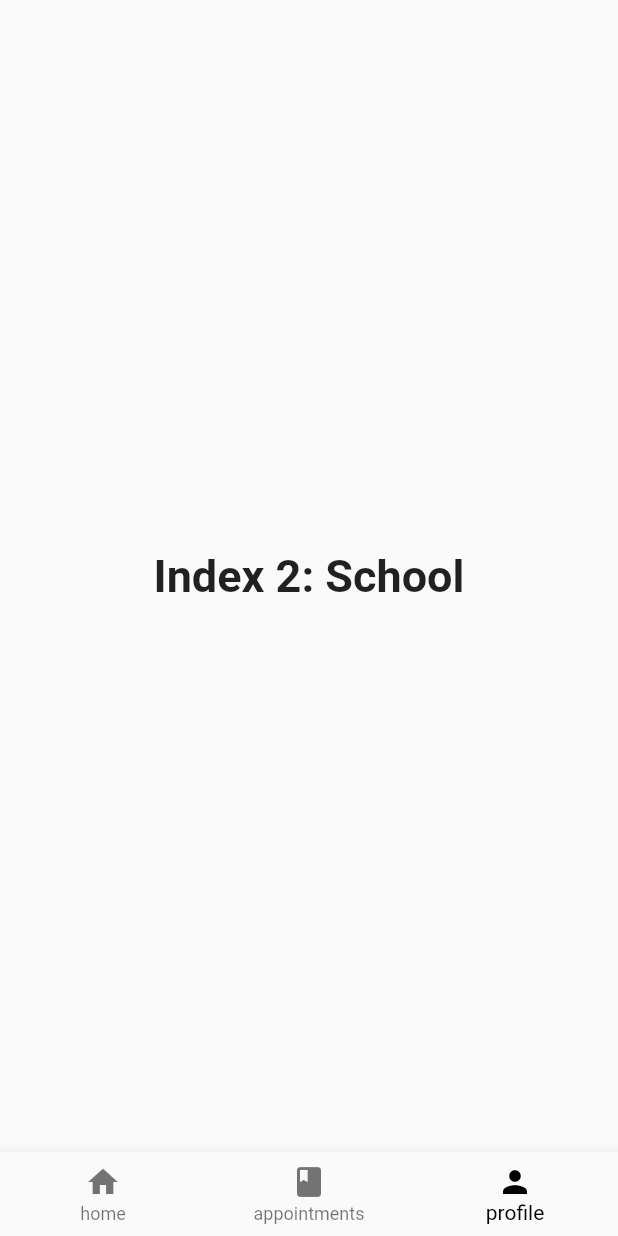
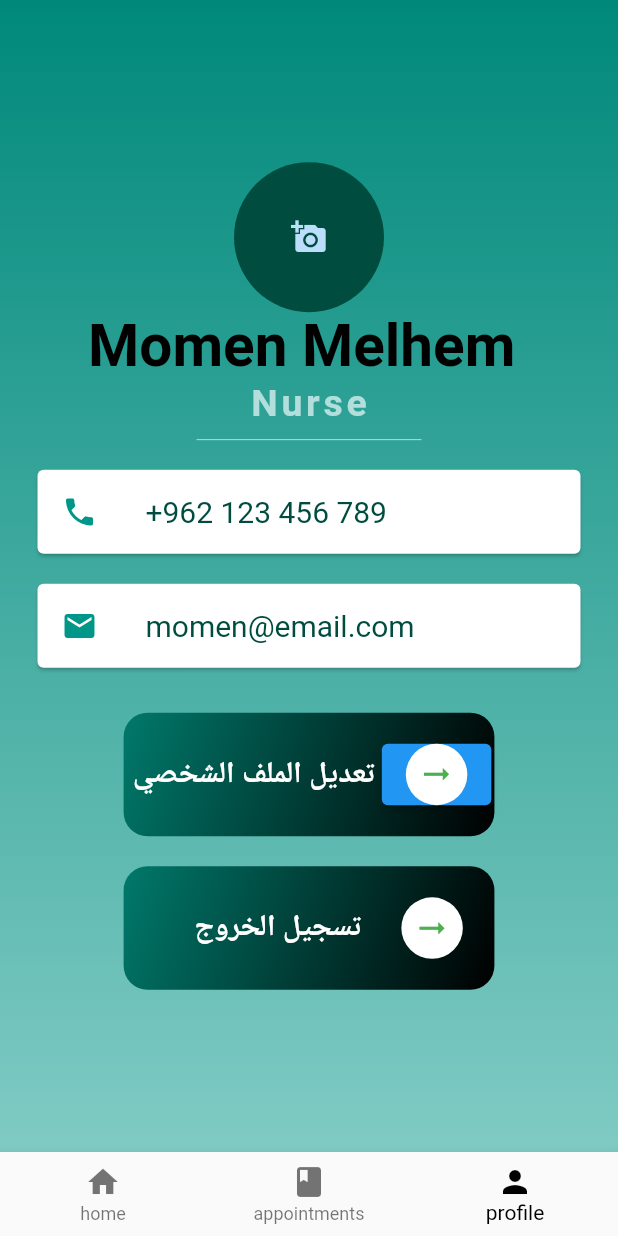
Before and after one commit to momenMelhem/Specialist, a Flutter app: the MyStatefulWidget screen opened directly, item 3 of the bottom bar chosen, on a phone screen of 412 x 824 dp. Run offline on Flutter 3.47's test engine with Material 2 defaults, Android fonts, the phone set to English and light mode, and no system bars; Roboto replaces fonts that are missing (Source Sans Pro).

Commit message:
new pages added

```diff
--- a/lib/main.dart
+++ b/lib/main.dart
@@ -1,4 +1,5 @@
 import 'package:flutter/material.dart';
+import 'package:specialist/profilespecialist.dart';
 import 'package:specialist/scrn1.dart';
 
 import 'main_page.dart';
--- a/lib/main_page.dart
+++ b/lib/main_page.dart
@@ -1,7 +1,7 @@
 import 'package:flutter/material.dart';
+import 'package:specialist/profilespecialist.dart';
 
 import 'home-page.dart';
-
 
 class MyStatefulWidget extends StatefulWidget {
   const MyStatefulWidget({Key? key}) : super(key: key);
@@ -13,17 +13,14 @@ class MyStatefulWidget extends StatefulWidget {
 class _MyStatefulWidgetState extends State<MyStatefulWidget> {
   int _selectedIndex = 0;
   static const TextStyle optionStyle =
-  TextStyle(fontSize: 30, fontWeight: FontWeight.bold);
+      TextStyle(fontSize: 30, fontWeight: FontWeight.bold);
   static const List<Widget> _widgetOptions = <Widget>[
     HomePage(),
     Text(
       'Index 1: Business',
       style: optionStyle,
     ),
-    Text(
-      'Index 2: School',
-      style: optionStyle,
-    ),
+    ProfileSpecialist(),
   ];
 
   void _onItemTapped(int index) {
@@ -35,27 +32,15 @@ class _MyStatefulWidgetState extends State<MyStatefulWidget> {
   @override
   Widget build(BuildContext context) {
     return Scaffold(
-
       body: Center(
         child: _widgetOptions.elementAt(_selectedIndex),
       ),
       bottomNavigationBar: BottomNavigationBar(
         items: const <BottomNavigationBarItem>[
+          BottomNavigationBarItem(icon: Icon(Icons.home), label: 'home'),
           BottomNavigationBarItem(
-            icon: Icon(Icons.home),
-            label: 'home'
-
-          ),
-          BottomNavigationBarItem(
-            icon: Icon(Icons.book),
-            label: 'appointments'
-
-          ),
-          BottomNavigationBarItem(
-            icon: Icon(Icons.person),
-            label: 'profile'
-
-          ),
+              icon: Icon(Icons.book), label: 'appointments'),
+          BottomNavigationBarItem(icon: Icon(Icons.person), label: 'profile'),
         ],
         currentIndex: _selectedIndex,
         selectedItemColor: Colors.black,
--- /dev/null
+++ b/lib/profilespecialist.dart
@@ -0,0 +1,181 @@
+import 'package:flutter/material.dart';
+import 'package:specialist/signUpScrn.dart';
+
+class ProfileSpecialist extends StatelessWidget {
+  const ProfileSpecialist({Key? key}) : super(key: key);
+
+  @override
+  Widget build(BuildContext context) {
+    return Scaffold(
+      body: SafeArea(
+          child: Container(
+        decoration: BoxDecoration(
+            gradient: LinearGradient(
+          begin: Alignment.topCenter,
+          end: Alignment.bottomCenter,
+          colors: [const Color(0xff00897b), const Color(0xff80cbc4)],
+        )),
+        child: Column(
+          mainAxisAlignment: MainAxisAlignment.center,
+          children: <Widget>[
+            CircleAvatar(
+              radius: 50.0,
+              backgroundColor: Colors.teal[900],
+              child: Icon(
+                Icons.add_a_photo,
+              ),
+            ),
+            Text(
+              'Momen Melhem ',
+              style: TextStyle(
+                fontSize: 39.0,
+                color: Colors.black,
+                fontWeight: FontWeight.bold,
+              ),
+            ),
+            Text(
+              'Nurse',
+              style: TextStyle(
+                fontFamily: 'Source Sans Pro',
+                color: Colors.teal.shade100,
+                fontSize: 25.0,
+                letterSpacing: 2.5,
+                fontWeight: FontWeight.bold,
+              ),
+            ),
+            SizedBox(
+              height: 20.0,
+              width: 150.0,
+              child: Divider(
+                color: Colors.teal.shade100,
+              ),
+            ),
+            Card(
+                margin: EdgeInsets.symmetric(vertical: 10.0, horizontal: 25.0),
+                child: ListTile(
+                  leading: Icon(
+                    Icons.phone,
+                    color: Colors.teal,
+                  ),
+                  title: Text(
+                    '+962 123 456 789',
+                    style: TextStyle(
+                      color: Colors.teal.shade900,
+                      fontFamily: 'Source Sans Pro',
+                      fontSize: 20.0,
+                    ),
+                  ),
+                )),
+            Card(
+                margin: EdgeInsets.symmetric(vertical: 10.0, horizontal: 25.0),
+                child: ListTile(
+                  leading: Icon(
+                    Icons.email,
+                    color: Colors.teal,
+                  ),
+                  title: Text(
+                    'momen@email.com',
+                    style: TextStyle(
+                        fontSize: 20.0,
+                        color: Colors.teal.shade900,
+                        fontFamily: 'Source Sans Pro'),
+                  ),
+                )),
+            SizedBox(
+              height: 20.0,
+            ),
+            Container(
+              height: MediaQuery.of(context).size.height * 1 / 10,
+              width: MediaQuery.of(context).size.width * 3 / 5,
+              decoration: BoxDecoration(
+                gradient: const LinearGradient(
+                    begin: Alignment.topLeft,
+                    end: Alignment.bottomRight,
+                    colors: [
+                      const Color(0xff00796b),
+                      const Color(0xff000000),
+                    ]),
+                borderRadius: BorderRadius.circular(16.0),
+              ),
+              child: Row(
+                mainAxisAlignment: MainAxisAlignment.spaceAround,
+                // ignore: prefer_const_literals_to_create_immutables
+                children: [
+                  const Text(""),
+                  const Text(
+                    "تعديل الملف الشخصي",
+                    style: TextStyle(
+                        fontSize: 20.0,
+                        fontWeight: FontWeight.w600,
+                        color: Colors.white),
+                  ),
+                  ElevatedButton(
+                    onPressed: () {},
+                    child: Container(
+                        padding: const EdgeInsets.all(8.0),
+                        decoration: const BoxDecoration(
+                            shape: BoxShape.circle, color: Colors.white),
+                        child: const Icon(
+                          Icons.arrow_right_alt_outlined,
+                          size: 25.0,
+                          color: Colors.green,
+                        )),
+                  )
+                ],
+              ),
+            ),
+            SizedBox(
+              height: 20.0,
+            ),
+            Container(
+              height: MediaQuery.of(context).size.height * 1 / 10,
+              width: MediaQuery.of(context).size.width * 3 / 5,
+              decoration: BoxDecoration(
+                gradient: const LinearGradient(
+                    begin: Alignment.topLeft,
+                    end: Alignment.bottomRight,
+                    colors: [
+                      const Color(0xff00796b),
+                      const Color(0xff000000),
+                    ]),
+                borderRadius: BorderRadius.circular(16.0),
+              ),
+              child: TextButton(
+                onPressed: () {
+                  Navigator.push(
+                      context,
+                      MaterialPageRoute(
+                        builder: (context) => Suc(),
+                      ));
+                },
+                child: Row(
+                  mainAxisAlignment: MainAxisAlignment.spaceAround,
+                  // ignore: prefer_const_literals_to_create_immutables
+                  children: [
+                    const Text(""),
+                    const Text(
+                      "تسجيل الخروج",
+                      style: TextStyle(
+                          fontSize: 20.0,
+                          fontWeight: FontWeight.w600,
+                          color: Colors.white),
+                    ),
+                    Container(
+                        padding: const EdgeInsets.all(8.0),
+                        decoration: const BoxDecoration(
+                            shape: BoxShape.circle, color: Colors.white),
+                        child: const Icon(
+                          Icons.arrow_right_alt_outlined,
+                          size: 25.0,
+                          color: Colors.green,
+                        ))
+                  ],
+                ),
+              ),
+            ),
+          ],
+        ),
+      )),
+    );
+  }
+}
--- a/lib/scrn1.dart
+++ b/lib/scrn1.dart
@@ -54,7 +54,7 @@ class Scrn1 extends StatelessWidget {
                                       end: Alignment.bottomCenter,
                                       colors: [
                                         const Color(0xff00796b),
-                                        const Color(0xff000000)
+                                        const Color(0xff000000),
                                       ])),
                               child: TextButton(
                                   onPressed: () {
--- a/pubspec.yaml
+++ b/pubspec.yaml
@@ -29,6 +29,9 @@ environment:
 dependencies:
   flutter:
     sdk: flutter
+  firebase_core: ^1.15.0
+  firebase_auth: ^3.3.16
+  cloud_firestore: ^3.1.13
 
 
   # The following adds the Cupertino Icons font to your application.
```
Also changed, not shown: lib/registratoin.dart (added, +188 -0 lines), lib/signUpScrn.dart (+34 -5 lines), pubspec.lock, 5 other files.
